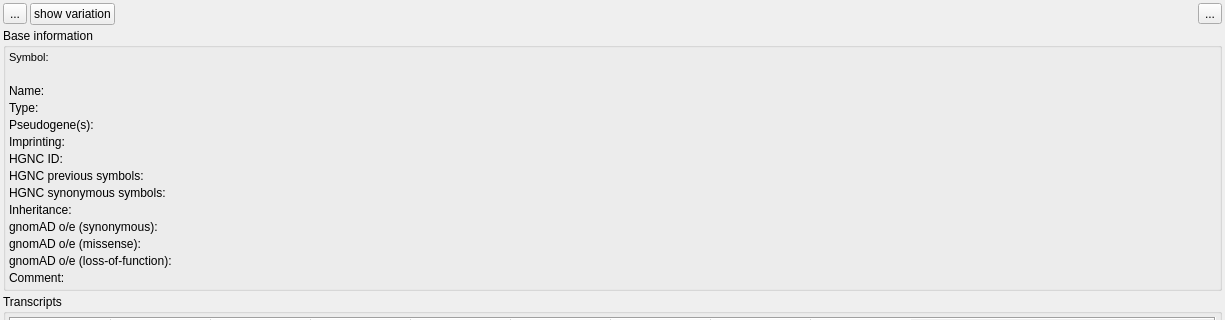
imgag/ngs-bits, file src/GSvar/GeneWidget.ui: the form before one commit; both pictures show x 0 to 1225 and y 0 to 320 of the 1225 by 800 pixel window.
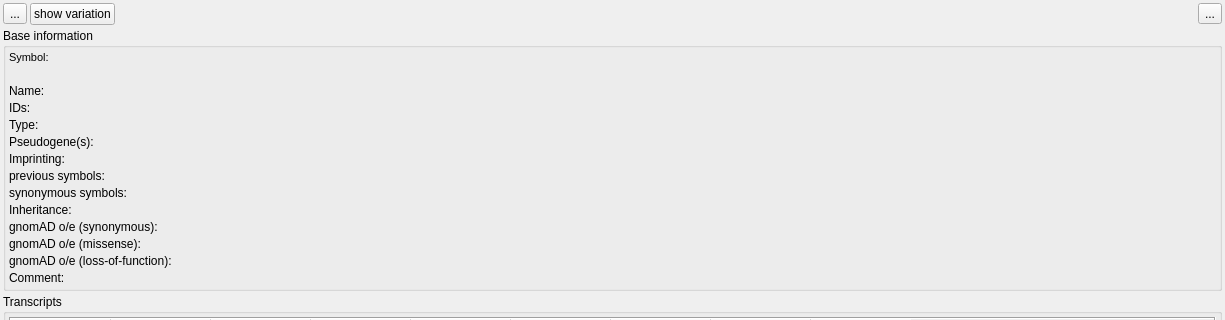
The form after the commit. Icons and pictures are not drawn.

Commit message: GSvar: IGV is no longer cleared when opening a new GSvar file that contains at least one sample of the previous GSvar file.

```diff
--- a/src/GSvar/GeneWidget.ui
+++ b/src/GSvar/GeneWidget.ui
@@ -229,6 +229,13 @@
        </widget>
       </item>
       <item row="3" column="0">
+       <widget class="QLabel" name="label_13">
+        <property name="text">
+         <string>IDs:</string>
+        </property>
+       </widget>
+      </item>
+      <item row="4" column="0">
        <widget class="QLabel" name="label_14">
         <property name="toolTip">
          <string>&lt;html&gt;&lt;head/&gt;&lt;body&gt;&lt;p&gt;HGNC locus group.&lt;/p&gt;&lt;/body&gt;&lt;/html&gt;</string>
@@ -238,7 +245,7 @@
         </property>
        </widget>
       </item>
-      <item row="3" column="1">
+      <item row="4" column="1">
        <widget class="QLabel" name="type">
         <property name="text">
          <string/>
@@ -248,37 +255,57 @@
         </property>
        </widget>
       </item>
+      <item row="5" column="0">
+       <widget class="QLabel" name="pseudogene_label">
+        <property name="text">
+         <string>Pseudogene(s):</string>
+        </property>
+       </widget>
+      </item>
+      <item row="5" column="1">
+       <widget class="QLabel" name="pseudogenes">
+        <property name="text">
+         <string/>
+        </property>
+        <property name="textInteractionFlags">
+         <set>Qt::LinksAccessibleByMouse|Qt::TextSelectableByMouse</set>
+        </property>
+       </widget>
+      </item>
       <item row="6" column="0">
-       <widget class="QLabel" name="label_13">
+       <widget class="QLabel" name="imprinting_label">
+        <property name="toolTip">
+         <string>&lt;html&gt;&lt;head/&gt;&lt;body&gt;&lt;p&gt;Imprinting source allele and status from https://www.geneimprint.com/site/genes-by-species&lt;/p&gt;&lt;/body&gt;&lt;/html&gt;</string>
+        </property>
         <property name="text">
-         <string>HGNC ID:</string>
+         <string>Imprinting:</string>
         </property>
        </widget>
       </item>
       <item row="6" column="1">
-       <widget class="QLabel" name="hgnc_id">
+       <widget class="QLabel" name="imprinting">
         <property name="text">
          <string/>
         </property>
-        <property name="openExternalLinks">
-         <bool>true</bool>
-        </property>
         <property name="textInteractionFlags">
          <set>Qt::LinksAccessibleByMouse|Qt::TextSelectableByMouse</set>
         </property>
        </widget>
       </item>
-      <item row="7" column="0">
+      <item row="8" column="0">
        <widget class="QLabel" name="label_3">
+        <property name="toolTip">
+         <string>previous symbols according to HGNC</string>
+        </property>
         <property name="text">
-         <string>HGNC previous symbols:</string>
+         <string>previous symbols:</string>
         </property>
         <property name="alignment">
          <set>Qt::AlignLeading|Qt::AlignLeft|Qt::AlignTop</set>
         </property>
        </widget>
       </item>
-      <item row="7" column="1">
+      <item row="8" column="1">
        <widget class="QLabel" name="hgnc_previous">
         <property name="sizePolicy">
          <sizepolicy hsizetype="Expanding" vsizetype="Preferred">
@@ -297,17 +324,20 @@
         </property>
        </widget>
       </item>
-      <item row="8" column="0">
+      <item row="9" column="0">
        <widget class="QLabel" name="label_6">
+        <property name="toolTip">
+         <string>synonymous symbols according to HGNC</string>
+        </property>
         <property name="text">
-         <string>HGNC synonymous symbols:</string>
+         <string>synonymous symbols:</string>
         </property>
         <property name="alignment">
          <set>Qt::AlignLeading|Qt::AlignLeft|Qt::AlignTop</set>
         </property>
        </widget>
       </item>
-      <item row="8" column="1">
+      <item row="9" column="1">
        <widget class="QLabel" name="hgnc_synonymous">
         <property name="sizePolicy">
          <sizepolicy hsizetype="Expanding" vsizetype="Preferred">
@@ -326,7 +356,7 @@
         </property>
        </widget>
       </item>
-      <item row="9" column="0">
+      <item row="10" column="0">
        <widget class="QLabel" name="label_4">
         <property name="text">
          <string>Inheritance:</string>
@@ -336,7 +366,7 @@
         </property>
        </widget>
       </item>
-      <item row="9" column="1">
+      <item row="10" column="1">
        <widget class="QLabel" name="inheritance">
         <property name="sizePolicy">
          <sizepolicy hsizetype="Expanding" vsizetype="Preferred">
@@ -352,7 +382,7 @@
         </property>
        </widget>
       </item>
-      <item row="10" column="0">
+      <item row="11" column="0">
        <widget class="QLabel" name="label_7">
         <property name="text">
          <string>gnomAD o/e (synonymous):</string>
@@ -362,7 +392,7 @@
         </property>
        </widget>
       </item>
-      <item row="10" column="1">
+      <item row="11" column="1">
        <widget class="QLabel" name="oe_syn">
         <property name="sizePolicy">
          <sizepolicy hsizetype="Expanding" vsizetype="Preferred">
@@ -378,7 +408,7 @@
         </property>
        </widget>
       </item>
-      <item row="11" column="0">
+      <item row="12" column="0">
        <widget class="QLabel" name="label_9">
         <property name="text">
          <string>gnomAD o/e (missense):</string>
@@ -388,7 +418,7 @@
         </property>
        </widget>
       </item>
-      <item row="11" column="1">
+      <item row="12" column="1">
        <widget class="QLabel" name="oe_mis">
         <property name="sizePolicy">
          <sizepolicy hsizetype="Expanding" vsizetype="Preferred">
@@ -404,7 +434,7 @@
         </property>
        </widget>
       </item>
-      <item row="12" column="0">
+      <item row="13" column="0">
        <widget class="QLabel" name="label_10">
         <property name="text">
          <string>gnomAD o/e (loss-of-function):</string>
@@ -414,7 +444,7 @@
         </property>
        </widget>
       </item>
-      <item row="12" column="1">
+      <item row="13" column="1">
        <widget class="QLabel" name="oe_lof">
         <property name="sizePolicy">
          <sizepolicy hsizetype="Expanding" vsizetype="Preferred">
@@ -430,7 +460,7 @@
         </property>
        </widget>
       </item>
-      <item row="13" column="0">
+      <item row="14" column="0">
        <widget class="QLabel" name="label_5">
         <property name="text">
          <string>Comment:</string>
@@ -440,7 +470,7 @@
         </property>
        </widget>
       </item>
-      <item row="13" column="1">
+      <item row="14" column="1">
        <widget class="QLabel" name="comments">
         <property name="sizePolicy">
          <sizepolicy hsizetype="Expanding" vsizetype="Preferred">
@@ -462,37 +492,13 @@
         </property>
        </widget>
       </item>
-      <item row="4" column="0">
-       <widget class="QLabel" name="pseudogene_label">
+      <item row="3" column="1">
+       <widget class="QLabel" name="ids">
         <property name="text">
-         <string>Pseudogene(s):</string>
-        </property>
-       </widget>
-      </item>
-      <item row="4" column="1">
-       <widget class="QLabel" name="pseudogenes">
-        <property name="text">
          <string/>
         </property>
-        <property name="textInteractionFlags">
-         <set>Qt::LinksAccessibleByMouse|Qt::TextSelectableByMouse</set>
-        </property>
-       </widget>
-      </item>
-      <item row="5" column="0">
-       <widget class="QLabel" name="imprinting_label">
-        <property name="toolTip">
-         <string>&lt;html&gt;&lt;head/&gt;&lt;body&gt;&lt;p&gt;Imprinting source allele and status from https://www.geneimprint.com/site/genes-by-species&lt;/p&gt;&lt;/body&gt;&lt;/html&gt;</string>
-        </property>
-        <property name="text">
-         <string>Imprinting:</string>
-        </property>
-       </widget>
-      </item>
-      <item row="5" column="1">
-       <widget class="QLabel" name="imprinting">
-        <property name="text">
-         <string/>
+        <property name="openExternalLinks">
+         <bool>true</bool>
         </property>
         <property name="textInteractionFlags">
          <set>Qt::LinksAccessibleByMouse|Qt::TextSelectableByMouse</set>
```
The commit also changes 19 other files.
